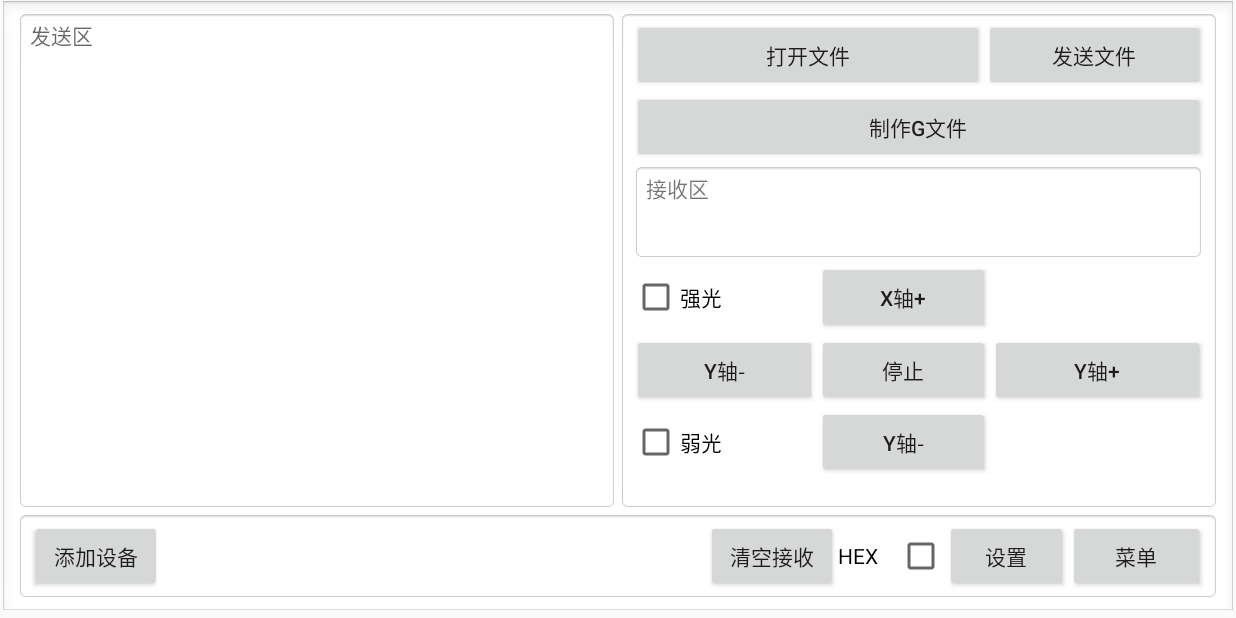
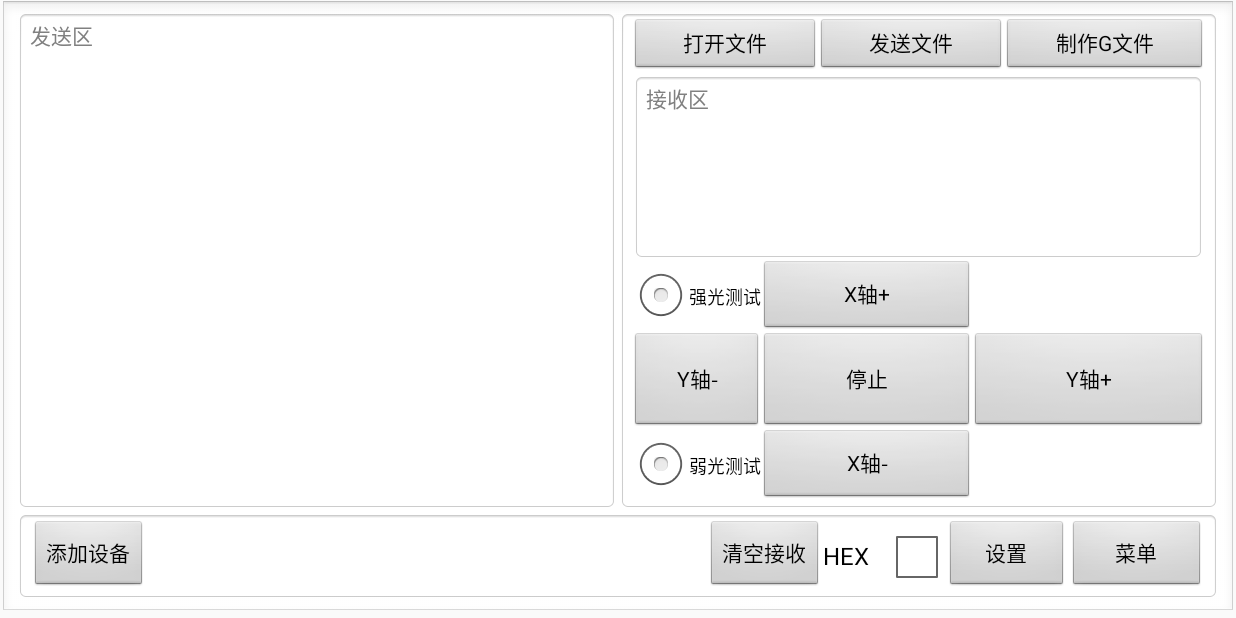
Before and after one commit to qinkangli/GRBLApplication, an Android app: the MainActivity screen opened directly, with no data from a screen before it, on a phone screen of 824 x 412 dp (held sideways). Run offline under Robolectric (Android 15) with nearby library versions, the light colour scheme and no system bars.

Commit message:
还在测试中 git push git commit -m 还在测试中

```diff
--- a/GRBL_APP/GRBLApplication/app/build.gradle
+++ b/GRBL_APP/GRBLApplication/app/build.gradle
@@ -26,4 +26,5 @@ dependencies {
     })
     compile 'com.android.support:appcompat-v7:24.2.1'
     testCompile 'junit:junit:4.12'
+    compile 'com.google.android.gms:play-services-appindexing:8.4.0'
 }
--- a/GRBL_APP/GRBLApplication/app/src/main/java/com/example/grblapplication/MainActivity.java
+++ b/GRBL_APP/GRBLApplication/app/src/main/java/com/example/grblapplication/MainActivity.java
@@ -20,22 +20,17 @@ import android.widget.ListView;
 import android.widget.TextView;
 import android.widget.Toast;
 
+import android.widget.Button;
+
+
+
 import java.util.ArrayList;
 import java.util.Set;
 
 
 public class MainActivity extends AppCompatActivity {
 
-    //本地蓝牙适配器
-    private BluetoothAdapter mBluetoothAdapter;
-    //用来存放搜到的蓝牙
-    private Set<BluetoothDevice> mDevices;
-    private ListView mListView;
-    private ArrayList mList;
-    private ArrayAdapter mAdapter;
-    private TextView mConnectedView;
 
-    private Switch aSwitch;
 
 
     @Override
@@ -44,6 +39,17 @@ public class MainActivity extends AppCompatActivity {
         getWindow().addFlags(WindowManager.LayoutParams.FLAG_FULLSCREEN);//隐藏状态栏
         getSupportActionBar().hide();//隐藏标题栏
         setContentView(R.layout.activity_main);
+
+        Button FindEquipmentButton = (Button) findViewById(R.id.AddEquipment);
+        //添加蓝牙设备
+        FindEquipmentButton.setOnClickListener(new View.OnClickListener() {
+            public void onClick(View v) {
+                Toast.makeText(MainActivity.this, "添加设备", Toast.LENGTH_SHORT).show();
+                Intent intent =new Intent(MainActivity.this,DeviceListActivity.class);
+                startActivity(intent);
+            }
+        });
+
     }
 
 }
--- a/GRBL_APP/GRBLApplication/app/src/main/res/layout/activity_main.xml
+++ b/GRBL_APP/GRBLApplication/app/src/main/res/layout/activity_main.xml
@@ -4,6 +4,7 @@
     android:background="@android:drawable/edit_text"
     android:layout_width="fill_parent"
     android:layout_height="fill_parent"
+    android:theme="@android:style/Theme.NoTitleBar.Fullscreen"
     xmlns:android="http://schemas.android.com/apk/res/android">
 
     <LinearLayout
@@ -23,7 +24,7 @@
             <TextView
                 android:id="@+id/in"
                 android:layout_width="fill_parent"
-                android:layout_height="wrap_content"
+                android:layout_height="fill_parent"
                 android:hint="发送区" />
         </ScrollView>
 
@@ -33,69 +34,14 @@
             android:layout_width="fill_parent"
             android:layout_height="fill_parent"
             android:layout_weight="1.0">
-            <LinearLayout
-                android:orientation="vertical"
-                android:layout_width="fill_parent"
-                android:layout_height="fill_parent"
-                android:layout_weight="1.0">
-                <TableLayout
-                    android:layout_width="fill_parent"
-                    android:layout_height="fill_parent">
-                    <TableRow
-                        android:id="@+id/TableRow02"
-                        android:layout_width="wrap_content"
-                        android:layout_height="wrap_content">
 
-                        <Button
-                            android:id="@+id/Button14"
-                            android:layout_width="1.0dip"
-                            android:layout_height="fill_parent"
-                            android:text="打开文件"
-                            android:width="1.0dip"
-                            android:layout_weight="1.0" style="?android:attr/buttonStyleSmall" />
-                        <Button
-                            android:id="@+id/Button10"
-                            android:layout_width="1.0dip"
-                            android:layout_height="fill_parent"
-                            android:text="发送文件"
-                            android:width="1.0dip"
-                            android:layout_weight="1.0" style="?android:attr/buttonStyleSmall" />
-                    </TableRow>
-                    <TableRow
-                        android:id="@+id/TableRow04"
-                        android:layout_width="wrap_content"
-                        android:layout_height="wrap_content">
 
-                        <Button
-                            android:id="@+id/Button07"
-                            android:layout_width="fill_parent"
-                            android:layout_height="fill_parent"
-                            android:text="制作G文件"
-                            android:layout_weight="1.0" style="?android:attr/buttonStyleSmall" />
-                    </TableRow>
-                    <TableRow
-                        android:id="@+id/TableRow03"
-                        android:layout_width="wrap_content"
-                        android:layout_height="wrap_content">
 
-                    </TableRow>
-                    <LinearLayout
-                        android:orientation="vertical"
-                        android:background="@android:drawable/editbox_background"
-                        android:layout_width="fill_parent"
-                        android:layout_height="fill_parent">
-                        <ScrollView
-                            android:layout_width="fill_parent"
-                            android:layout_height="fill_parent">
-                            <TextView
-                                android:layout_width="match_parent"
-                                android:layout_height="35dp"
-                                android:text="接收区"
-                                android:id="@+id/textView" />
-                         </ScrollView>
-                    </LinearLayout>
-                </TableLayout>
-            </LinearLayout>
+
+
+
+
+
 
 
             <LinearLayout
@@ -107,24 +53,99 @@
                     android:layout_width="fill_parent"
                     android:layout_height="fill_parent">
                     <TableRow
+                        android:id="@+id/TableRow02"
+                        android:layout_width="fill_parent"
+                        android:layout_height="fill_parent">
+
+                        <Button
+                            android:id="@+id/Button14"
+                            android:layout_width="wrap_content"
+                            android:layout_height="wrap_content"
+
+                            android:text="打开文件"
+                            android:layout_weight="1.0" style="?android:attr/buttonStyleSmall" />
+
+                        <Button
+                            android:id="@+id/Button10"
+                            android:layout_width="wrap_content"
+                            android:layout_height="wrap_content"
+                            android:text="发送文件"
+
+                            android:layout_weight="1.0" style="?android:attr/buttonStyleSmall" />
+                        <Button
+                            android:id="@+id/Button07"
+                            android:layout_width="wrap_content"
+                            android:layout_height="wrap_content"
+                            android:text="制作G文件"
+                            android:layout_weight="1.0" style="?android:attr/buttonStyleSmall" />
+                    </TableRow>
+
+
+                    <LinearLayout
+                        android:orientation="vertical"
+                        android:background="@android:drawable/editbox_background"
+                        android:layout_width="fill_parent"
+                        android:layout_height="fill_parent"
+                        android:weightSum="1">
+                        <ScrollView
+                            android:layout_width="fill_parent"
+                            android:layout_height="fill_parent">
+                            <TextView
+                                android:layout_width="fill_parent"
+                                android:layout_height="fill_parent"
+                                android:hint="接收区"
+                                android:id="@+id/textView" />
+                         </ScrollView>
+                    </LinearLayout>
+                </TableLayout>
+            </LinearLayout>
+
+
+
+
+
+
+
+
+
+
+
+
+
+
+
+            <LinearLayout
+                android:orientation="vertical"
+                android:layout_width="fill_parent"
+                android:layout_height="fill_parent"
+                android:layout_weight="1.0">
+                <TableLayout
+                    android:layout_width="fill_parent"
+                    android:layout_height="fill_parent"
+                   >
+                    <TableRow
                         android:id="@+id/TableRow01"
                         android:layout_width="wrap_content"
-                        android:layout_height="fill_parent">
+                        android:layout_height="fill_parent"
+                      >
+
                         <CheckedTextView
                             android:textColor="@android:color/black"
                             android:gravity="center"
+
                             android:id="@+id/SensorHigh"
                             android:layout_width="fill_parent"
-                            android:layout_height="fill_parent"
-                            android:drawableLeft="?android:attr/listChoiceIndicatorMultiple"
-                            android:text="强光"
+                            android:layout_height="wrap_content"
+                            android:drawableLeft="?android:attr/listChoiceIndicatorSingle"
+                            android:text="强光测试"
+                            android:textSize="12dp"
                             android:layout_centerVertical="true"
-                            android:layout_weight="1.0"/>
+                            />
 
 
                         <Button
                             android:id="@+id/Button04"
-                            android:layout_width="1.0dip"
+                            android:layout_width="fill_parent"
                             android:layout_height="fill_parent"
                             android:text="X轴+"
                             android:width="1.0dip"
@@ -143,13 +164,14 @@
                     <TableRow
                         android:id="@+id/tableRow1"
                         android:layout_width="wrap_content"
-                        android:layout_height="fill_parent">
+                        android:layout_height="fill_parent"
+                        android:layout_weight="1.0">
                         <Button
                             android:id="@+id/button8"
                             android:layout_width="fill_parent"
                             android:layout_height="fill_parent"
                             android:text="Y轴-"
-                            android:layout_weight="1.0" style="?android:attr/buttonStyleSmall" />
+                            style="?android:attr/buttonStyleSmall" />
                         <Button
                             android:id="@+id/button7"
                             android:layout_width="fill_parent"
@@ -173,17 +195,18 @@
                             android:gravity="center"
                             android:id="@+id/SensorLow"
                             android:layout_width="fill_parent"
-                            android:layout_height="fill_parent"
-                            android:drawableLeft="?android:attr/listChoiceIndicatorMultiple"
-                            android:text="弱光"
+                            android:layout_height="wrap_content"
+                            android:drawableLeft="?android:attr/listChoiceIndicatorSingle"
+                            android:text="弱光测试"
+                            android:textSize="12dp"
                             android:layout_centerVertical="true"
-                            android:layout_weight="1.0"/>
+                            />
 
                         <Button
                             android:id="@+id/Button02"
                             android:layout_width="fill_parent"
                             android:layout_height="fill_parent"
-                            android:text="Y轴-"
+                            android:text="X轴-"
                             android:layout_weight="1.0"
                             style="?android:attr/buttonStyleSmall" />
 
@@ -210,10 +233,11 @@
             android:layout_width="fill_parent"
             android:layout_height="wrap_content"
             android:layout_weight="1.0">
-            <Button android:id="@+id/add"
+            <Button android:id="@+id/AddEquipment"
                 android:layout_width="wrap_content"
                 android:layout_height="wrap_content"
                 android:text="添加设备" />
+
             <ListView android:id="@+id/paired_devices"
                 android:layout_width="102.0dip"
                 android:layout_height="fill_parent"
--- a/GRBL_APP/GRBLApplication/app/src/main/res/values/strings.xml
+++ b/GRBL_APP/GRBLApplication/app/src/main/res/values/strings.xml
@@ -1,9 +1,11 @@
 <resources>
     <string name="app_name">激光雕刻机</string>
-    <string name="add">添加设备</string>
+    <string name="AddEquipment">添加设备</string>
     <string name="use">设置</string>
     <string name="about">关于</string>
     <string name="menu">菜单</string>
     <string name="app_use">设置</string>
     <string name="app_about">关于</string>
+    <string name="usetext">字符格式显示</string>
+    <string name="delete">删除设备</string>
 </resources>
```
Also changed, not shown: GRBL_APP/GRBLApplication/app/src/main/AndroidManifest.xml (+8 -4 lines), GRBL_APP/GRBLApplication/app/src/main/java/com/example/grblapplication/DeviceListActivity.java (+121 -3 lines), GRBL_APP/GRBLApplication/app/src/main/res/layout/activity_device_list.xml (+39 -12 lines), 2 other files.
